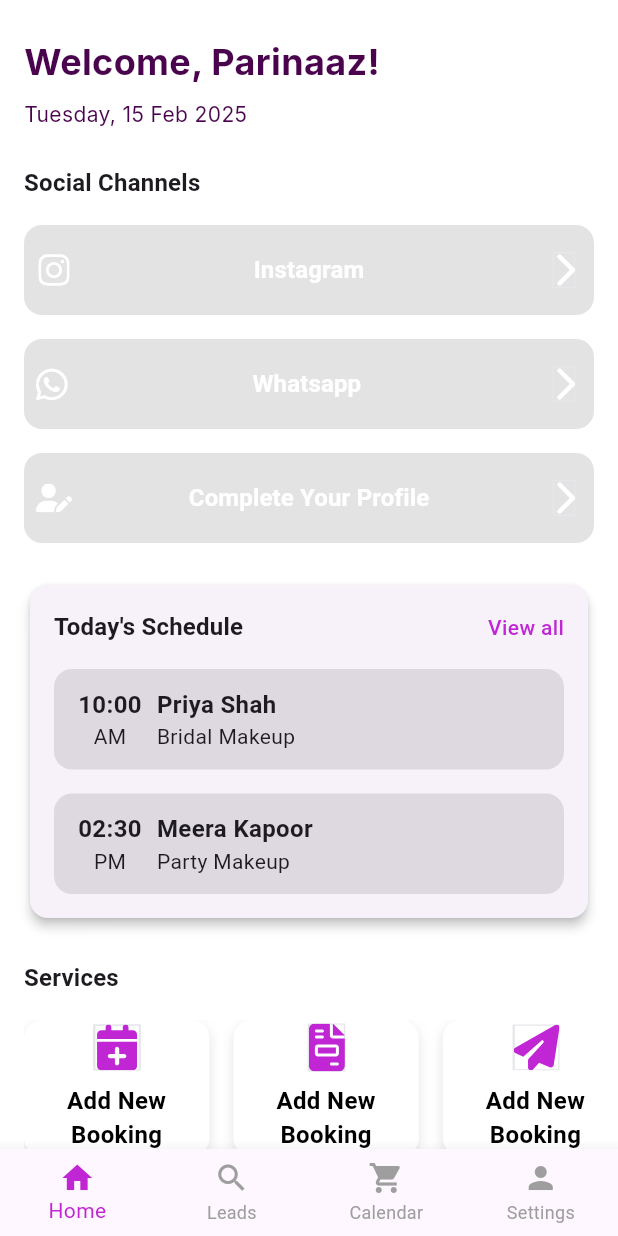
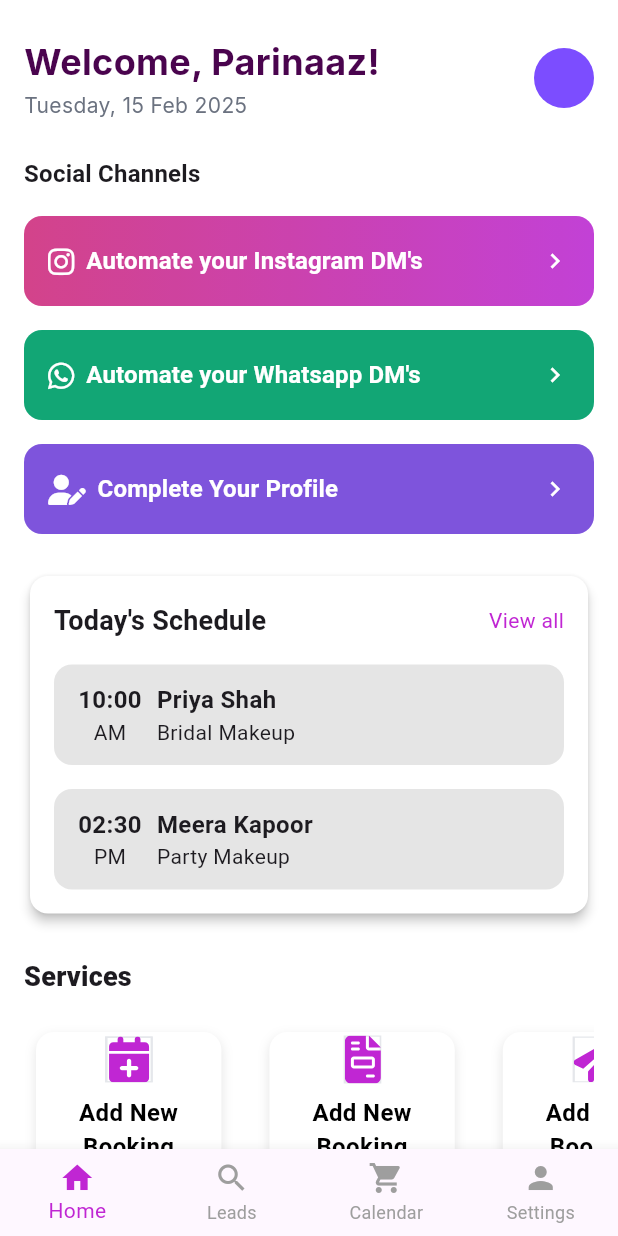
Before and after one commit to Chinmayverma1602/1glam, a Flutter app: the HomePage screen opened by its route, on a phone screen of 412 x 824 dp. Run offline on Flutter 3.47's test engine with Material 3 defaults, Android fonts, the phone set to English and light mode, and no system bars; our stand-ins replace cloud_firestore, dropdown_textfield, firebase_auth, firebase_core, flutter_svg, font_awesome_flutter and 7 more; missing offline and left inert: flutter_facebook_auth, switcher_button; accounts and stored records are empty; project files that could hold a hidden picture were left out.

Commit message:
Homepage,CustomButton3,padding for cards

```diff
--- a/lib/screens/HomePage.dart
+++ b/lib/screens/HomePage.dart
@@ -3,7 +3,7 @@ import 'package:font_awesome_flutter/font_awesome_flutter.dart';
 // Import your own files
 import 'package:glam1/constants/AppColors.dart';
 import 'package:glam1/widgets/BottomNavBar.dart';
-import 'package:glam1/widgets/CustomButton2.dart';
+import 'package:glam1/widgets/CustomButton3.dart';
 import 'package:glam1/widgets/CustomHomeServicesButton.dart';
 import 'package:glam1/widgets/CustomScheduleButton.dart';
 import 'package:glam1/widgets/CustomStatsButton.dart';
@@ -52,7 +52,8 @@ class _HomePageState extends State<HomePage> {
         currentIndex: _selectedIndex,
         onTap: _onItemTapped,
       ),
-      body: SingleChildScrollView(
+      body: SafeArea(
+        child: SingleChildScrollView(
           child: Padding(
             padding: const EdgeInsets.symmetric(
               horizontal: 16.0,
@@ -62,14 +63,33 @@ class _HomePageState extends State<HomePage> {
               crossAxisAlignment: CrossAxisAlignment.start,
               children: [
                 // Section: Greeting
+                Row(
+                  mainAxisAlignment: MainAxisAlignment.spaceBetween,
+                  crossAxisAlignment: CrossAxisAlignment.center,
+                  children: [
+
+                    Column(
+                      crossAxisAlignment: CrossAxisAlignment.start,
+                      children: [
                         CustomTitle(
                           title: "Welcome, Parinaaz!",
                         ),
-              const SizedBox(height: 8),
+                        const SizedBox(height: 2),
                         CustomSubTitle(
                           subtitle: "Tuesday, 15 Feb 2025",
-                color: AppColors.title,
+                          color: Color.fromRGBO(107, 114, 128, 1) //** AppColors.subtitle,
                         ),
+                      ],
+                    ),
+
+                    // profile icon
+                    CircleAvatar(
+                      radius: 20,
+                      backgroundColor: Colors.deepPurpleAccent,
+                    )
+                  ],
+                ),
+
                 const SizedBox(height: 24),
 
                 // Section: Social Channels or Quick Actions
@@ -84,35 +104,37 @@ class _HomePageState extends State<HomePage> {
                 // You can also wrap them in a Card for an elevated look if you wish.
                 Column(
                   children: [
-                  CustomButton2(
-                    text: "Instagram",
+                    CustomButton3(
+                      text: "Automate your Instagram DM's",
                       borderColor: Colors.transparent,
-                    fillColor: AppColors.instagram,
-                    leadingImage: 'assets/images/d.svg',
-                    trailingImage: 'assets/images/c.svg',
+                      iconColor: Colors.white,
+                      leadingIcon: FontAwesomeIcons.instagram,
+                      //trailingImage: 'assets/images/c.svg',
+                      gradientColors: [Color.fromRGBO(236, 72, 153, 1), Color.fromRGBO(217, 70, 239, 1)],
                       textColor: Colors.white,
                       textSize: 16,
                       isBold: true,
                     ),
                     const SizedBox(height: 16),
-                  CustomButton2(
-                    text: "Whatsapp",
+                    CustomButton3(
+                      text: "Automate your Whatsapp DM's",
                       borderColor: Colors.transparent,
                       iconColor: Colors.white,
-                    fillColor: AppColors.whatsapp,
                       leadingIcon: FontAwesomeIcons.whatsapp,
-                    trailingImage: 'assets/images/c.svg',
+                      gradientColors: [Color.fromRGBO(16, 185, 129, 1), Color.fromRGBO(16, 185, 129, 1)],
+                      //trailingImage: 'assets/images/c.svg',
                       textColor: Colors.white,
                       textSize: 16,
                       isBold: true,
                     ),
                     const SizedBox(height: 16),
-                  CustomButton2(
+                    CustomButton3(
                       text: "Complete Your Profile",
                       borderColor: Colors.transparent,
-                    fillColor: AppColors.profile,
-                    leadingImage: 'assets/images/b.svg',
-                    trailingImage: 'assets/images/c.svg',
+                      iconColor: Colors.white,
+                      leadingIcon: FontAwesomeIcons.userPen,
+                      gradientColors: [Color.fromRGBO(139, 92, 246, 1), Color.fromRGBO(139, 92, 246, 1)],
+                      //trailingImage: 'assets/images/c.svg',
                       textColor: Colors.white,
                       textSize: 16,
                       isBold: true,
@@ -123,6 +145,7 @@ class _HomePageState extends State<HomePage> {
 
                 // Section: Today's Schedule
                 Card(
+                  color: Colors.white,
                   elevation: 3,
                   shape: RoundedRectangleBorder(
                     borderRadius: BorderRadius.circular(12),
@@ -142,7 +165,8 @@ class _HomePageState extends State<HomePage> {
                                   .textTheme
                                   .titleMedium
                                   ?.copyWith(
-                                  fontWeight: FontWeight.bold,
+                                    fontWeight: FontWeight.w600,
+                                    fontSize: 18,
                                   ),
                             ),
                             GestureDetector(
@@ -156,7 +180,8 @@ class _HomePageState extends State<HomePage> {
                                     .bodyMedium
                                     ?.copyWith(
                                       color: AppColors.primary,
-                                    fontWeight: FontWeight.w500,
+                                      fontWeight: FontWeight.w400,
+                                      fontSize: 14,
                                     ),
                               ),
                             ),
@@ -186,7 +211,8 @@ class _HomePageState extends State<HomePage> {
                 Text(
                   "Services",
                   style: Theme.of(context).textTheme.titleMedium?.copyWith(
-                      fontWeight: FontWeight.w600,
+                        fontWeight: FontWeight.w800,
+                        fontSize: 18,
                       ),
                 ),
                 const SizedBox(height: 16),
@@ -217,7 +243,8 @@ class _HomePageState extends State<HomePage> {
                 Text(
                   "Lead Stages",
                   style: Theme.of(context).textTheme.titleLarge?.copyWith(
-                      fontWeight: FontWeight.bold,
+                        fontWeight: FontWeight.w800,
+                        fontSize: 18,
                       ),
                 ),
                 const SizedBox(height: 16),
@@ -252,6 +279,7 @@ class _HomePageState extends State<HomePage> {
             ),
           ),
         ),
+      ),
     );
   }
 }
--- /dev/null
+++ b/lib/widgets/CustomButton3.dart
@@ -0,0 +1,74 @@
+import 'package:flutter/material.dart';
+import 'package:font_awesome_flutter/font_awesome_flutter.dart';
+
+class CustomButton3 extends StatelessWidget {
+  final String text;
+  final Color borderColor;
+  final Color iconColor;
+  final Color textColor;
+  final double textSize;
+  final bool isBold;
+  final IconData leadingIcon;
+  final List<Color>? gradientColors;
+  final VoidCallback? onTap;
+
+  const CustomButton3({
+    Key? key,
+    required this.text,
+    required this.borderColor,
+    required this.iconColor,
+    required this.textColor,
+    required this.textSize,
+    required this.isBold,
+    required this.leadingIcon,
+    this.gradientColors,
+    this.onTap,
+  }) : super(key: key);
+
+  @override
+  Widget build(BuildContext context) {
+    return Container(
+      decoration: BoxDecoration(
+        borderRadius: BorderRadius.circular(12),
+        gradient: gradientColors != null
+            ? LinearGradient(colors: gradientColors!)
+            : null,
+      ),
+      child: ElevatedButton(
+        style: ElevatedButton.styleFrom(
+          minimumSize: const Size(175, 60),
+          elevation: 0,
+          backgroundColor:
+              gradientColors == null ? borderColor : Colors.transparent,
+          shape: RoundedRectangleBorder(
+            borderRadius: BorderRadius.circular(12),
+            side: BorderSide(color: borderColor, width: 1.5),
+          ),
+          padding: const EdgeInsets.symmetric(horizontal: 16, vertical: 12),
+        ),
+        onPressed: onTap,
+        child: Row(
+          mainAxisAlignment: MainAxisAlignment.spaceBetween,
+          crossAxisAlignment: CrossAxisAlignment.center,
+          children: [
+            Row(
+              children: [
+                FaIcon(leadingIcon, color: iconColor, size: 20),
+                const SizedBox(width: 8),
+                Text(
+                  text,
+                  style: TextStyle(
+                    color: textColor,
+                    fontSize: textSize,
+                    fontWeight: isBold ? FontWeight.bold : FontWeight.w500,
+                  ),
+                ),
+              ],
+            ),
+            const Icon(Icons.chevron_right, color: Colors.white, size: 20),
+          ],
+        ),
+      ),
+    );
+  }
+}
--- a/lib/widgets/CustomHomeServicesButton.dart
+++ b/lib/widgets/CustomHomeServicesButton.dart
@@ -17,7 +17,9 @@ class CustomHomeServicesButton extends StatelessWidget {
 
   @override
   Widget build(BuildContext context) {
-    return Container(
+    return Padding(
+      padding: const EdgeInsets.all(8.0),
+      child: Container(
         height: MediaQuery.of(context).size.height * 0.11,
         width: MediaQuery.of(context).size.width * 0.30,
         decoration: BoxDecoration(
@@ -51,6 +53,7 @@ class CustomHomeServicesButton extends StatelessWidget {
             ),
           ],
         ),
+      ),
     );
   }
 }
--- a/lib/widgets/CustomStatsButton.dart
+++ b/lib/widgets/CustomStatsButton.dart
@@ -23,7 +23,9 @@ class CustomStatsButton extends StatefulWidget {
 class _CustomStatsButtonState extends State<CustomStatsButton> {
   @override
   Widget build(BuildContext context) {
-    return Container(
+    return Padding(
+      padding: const EdgeInsets.all(8.0),
+      child: Container(
         height: MediaQuery.of(context).size.height * 0.11,
         width: MediaQuery.of(context).size.width * 0.33,
         decoration: BoxDecoration(
@@ -65,6 +67,7 @@ class _CustomStatsButtonState extends State<CustomStatsButton> {
             ],
           ),
         ),
+      ),
     );
   }
 }
```
Lines whose indentation alone changed are shown as unchanged.
